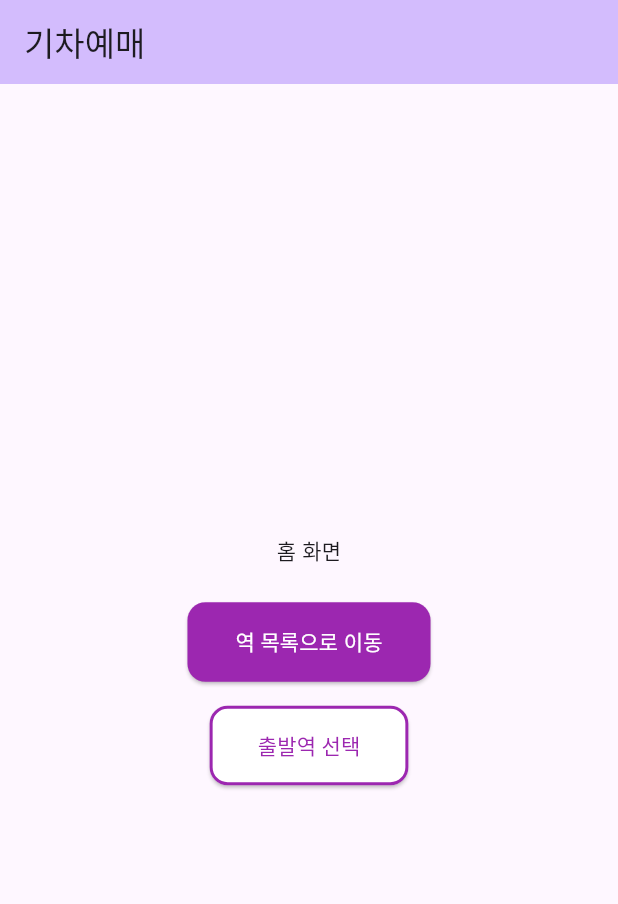
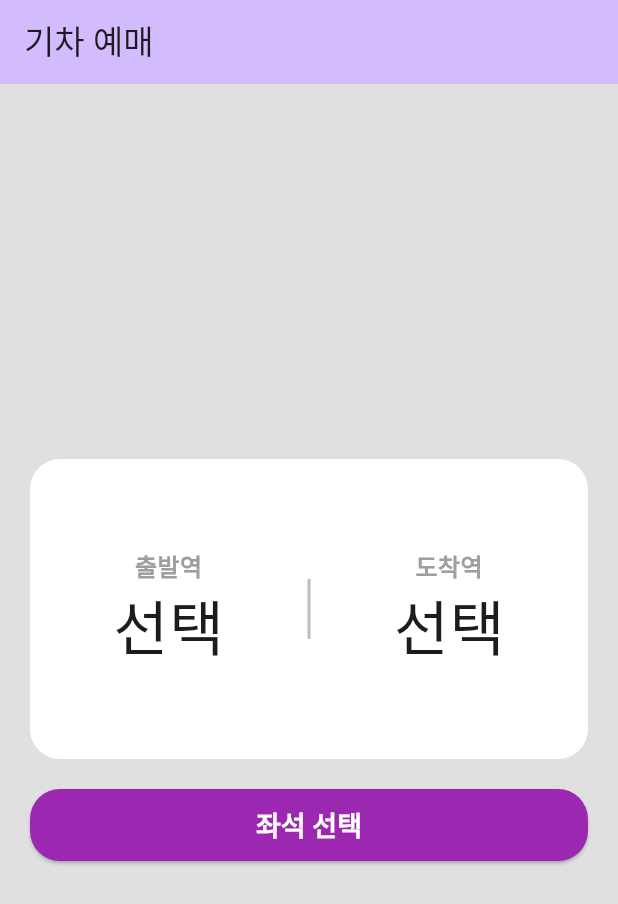
Before and after one commit to mmiemmiedevelop/flutter_train_app, a Flutter app: the screen it shows after launch, on a phone screen of 412 x 824 dp. Shown: the top 904 px of the screen. Run offline on Flutter 3.47's test engine with Material 3 defaults, Android fonts, the phone set to English and light mode, and no system bars.

Commit message:
fix: 파일명 리네임 외 추가수정 - 홈페이지UI 완료 - Constant폴더 추가생성 : Lang 파일 관리용

```diff
--- /dev/null
+++ b/lib/constants/lang.dart
@@ -0,0 +1,8 @@
+class Lang {
+  static const String appName = '기차 예매';
+  static const String train = '기차 예매';
+  static const String departure = '출발역';
+  static const String arrival = '도착역';
+  static const String select = '선택';
+  static const String selectSeat = '좌석 선택';
+}
--- a/lib/homePage.dart
+++ /dev/null
@@ -1,68 +0,0 @@
-import 'package:flutter/material.dart';
-import 'stationListPage.dart';
-import 'seatPage.dart';
-
-class MyHomePage extends StatelessWidget {
-  const MyHomePage({super.key});
-
-  @override
-  Widget build(BuildContext context) {
-    return Scaffold(
-      appBar: AppBar(
-        backgroundColor: Theme.of(context).colorScheme.inversePrimary,
-        title: Text('기차예매'),
-      ),
-      body: Center(
-        child: Column(
-          mainAxisAlignment: MainAxisAlignment.center,
-          children: [
-            const Text('홈 화면'),
-            const SizedBox(height: 24),
-            ElevatedButton(
-              style: ElevatedButton.styleFrom(
-                backgroundColor: Colors.purple,
-                foregroundColor: Colors.white,
-                padding: const EdgeInsets.symmetric(
-                  horizontal: 32,
-                  vertical: 16,
-                ),
-                shape: RoundedRectangleBorder(
-                  borderRadius: BorderRadius.circular(12),
-                ),
-              ),
-              onPressed: () {
-                Navigator.push(
-                  context,
-                  MaterialPageRoute(builder: (context) => StationListPage()),
-                );
-              },
-              child: const Text('역 목록으로 이동'),
-            ),
-            const SizedBox(height: 16),
-            ElevatedButton(
-              style: ElevatedButton.styleFrom(
-                backgroundColor: Colors.white,
-                foregroundColor: Colors.purple,
-                side: const BorderSide(color: Colors.purple, width: 2),
-                padding: const EdgeInsets.symmetric(
-                  horizontal: 32,
-                  vertical: 16,
-                ),
-                shape: RoundedRectangleBorder(
-                  borderRadius: BorderRadius.circular(12),
-                ),
-              ),
-              onPressed: () {
-                Navigator.push(
-                  context,
-                  MaterialPageRoute(builder: (context) => SeatPage()),
-                );
-              },
-              child: const Text('출발역 선택'),
-            ),
-          ],
-        ),
-      ),
-    );
-  }
-}
--- /dev/null
+++ b/lib/home_page.dart
@@ -0,0 +1,150 @@
+import 'package:flutter/material.dart';
+//import 'station_list_page.dart';
+import 'seat_page.dart';
+import 'constants/lang.dart';
+
+class MyHomePage extends StatelessWidget {
+  const MyHomePage({super.key});
+
+  @override
+  Widget build(BuildContext context) {
+    return Scaffold(
+      appBar: AppBar(
+        backgroundColor: Theme.of(context).colorScheme.inversePrimary,
+        title: Text(Lang.train),
+      ), //AppBar를 사용하게 되면 SafeArea는 자동으로 잡아줌
+      body: Container(
+        color: Colors.grey[300],
+        child: Center(
+          child: Column(
+            mainAxisAlignment: MainAxisAlignment.center,
+            children: [
+              Spacer(),
+              Padding(
+                padding: const EdgeInsets.symmetric(horizontal: 20),
+                child: DecoratedBox(
+                  decoration: BoxDecoration(
+                    color: Colors.white,
+                    borderRadius: BorderRadius.circular(20),
+                  ),
+                  child: SizedBox(
+                    width: double.infinity,
+                    height: 200,
+                    child: IntrinsicHeight(
+                      child: Row(
+                        children: [
+                          Expanded(
+                            child: GestureDetector(
+                              child: Container(
+                                color: Colors.transparent,
+                                child: Column(
+                                  children: [
+                                    Spacer(),
+                                    Text(
+                                      Lang.departure,
+                                      textAlign: TextAlign.center,
+                                      style: TextStyle(
+                                        fontSize: 16,
+                                        fontWeight: FontWeight.bold,
+                                        color: Colors.grey,
+                                      ),
+                                    ),
+                                    Text(
+                                      Lang.select,
+                                      style: TextStyle(fontSize: 40),
+                                    ),
+                                    Spacer(),
+                                  ],
+                                ),
+                              ),
+                              onTap: () {
+                                Navigator.push(
+                                  context,
+                                  MaterialPageRoute(
+                                    builder: (context) => SeatPage(),
+                                  ),
+                                );
+                              },
+                            ),
+                          ),
+                          Padding(
+                            padding: const EdgeInsets.symmetric(vertical: 80),
+                            child: VerticalDivider(
+                              color: Colors.grey[400],
+                              thickness: 2,
+                              width: 2,
+                            ),
+                          ),
+                          Expanded(
+                            child: GestureDetector(
+                              child: Container(
+                                color: Colors.transparent,
+                                child: Column(
+                                  children: [
+                                    Spacer(),
+                                    Text(
+                                      Lang.arrival,
+                                      textAlign: TextAlign.center,
+                                      style: TextStyle(
+                                        fontSize: 16,
+                                        fontWeight: FontWeight.bold,
+                                        color: Colors.grey,
+                                      ),
+                                    ),
+                                    Text(
+                                      Lang.select,
+                                      style: TextStyle(fontSize: 40),
+                                    ),
+                                    Spacer(),
+                                  ],
+                                ),
+                              ),
+                              onTap: () {
+                                Navigator.push(
+                                  context,
+                                  MaterialPageRoute(
+                                    builder: (context) => SeatPage(),
+                                  ),
+                                );
+                              },
+                            ),
+                          ),
+                        ],
+                      ),
+                    ),
+                  ),
+                ),
+              ),
+              SizedBox(height: 20),
+              Padding(
+                padding: const EdgeInsets.symmetric(horizontal: 20),
+                child: ElevatedButton(
+                  style: ElevatedButton.styleFrom(
+                    textStyle: const TextStyle(
+                      fontSize: 18,
+                      fontWeight: FontWeight.bold,
+                    ),
+                    backgroundColor: Colors.purple,
+                    foregroundColor: Colors.white,
+                    minimumSize: const Size(double.infinity, 48),
+                    shape: RoundedRectangleBorder(
+                      borderRadius: BorderRadius.circular(20),
+                    ),
+                  ),
+                  onPressed: () {
+                    Navigator.push(
+                      context,
+                      MaterialPageRoute(builder: (context) => SeatPage()),
+                    );
+                  },
+                  child: const Text(Lang.selectSeat),
+                ),
+              ),
+              Spacer(),
+            ],
+          ),
+        ),
+      ),
+    );
+  }
+}
--- a/lib/main.dart
+++ b/lib/main.dart
@@ -1,5 +1,5 @@
 import 'package:flutter/material.dart';
-import 'homePage.dart';
+import 'home_page.dart';
 
 void main() {
   runApp(MyApp());
```
Also changed, not shown: lib/seat_page.dart (renamed from lib/seatPage.dart), lib/station_list_page.dart (renamed from lib/stationListPage.dart).
